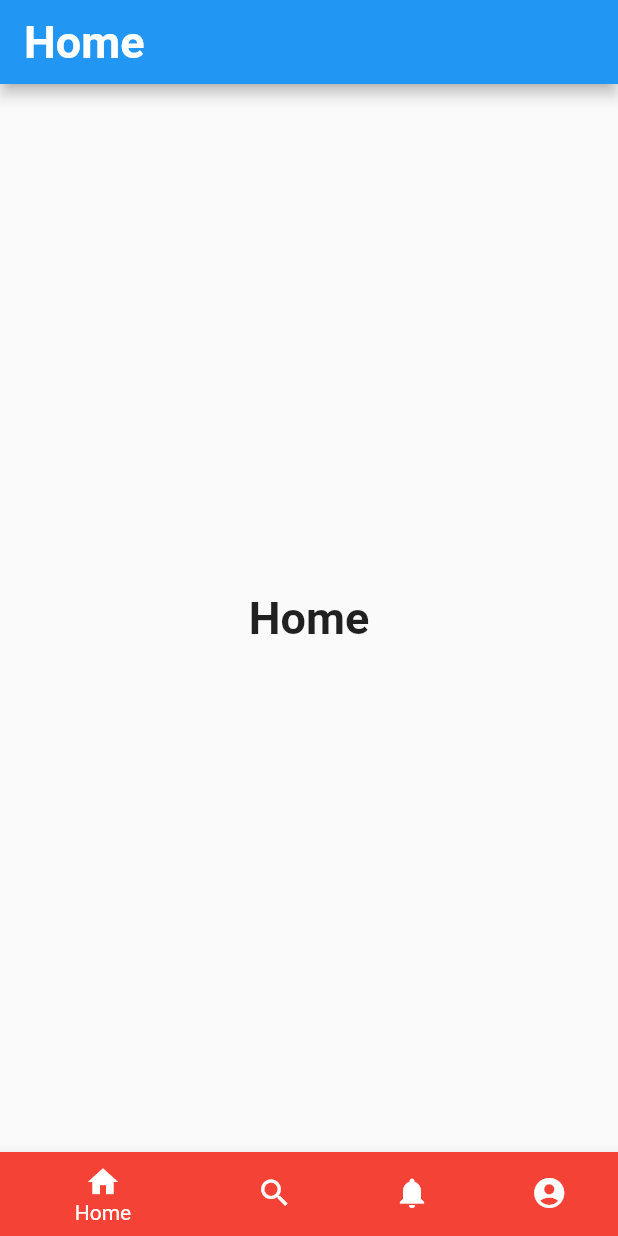
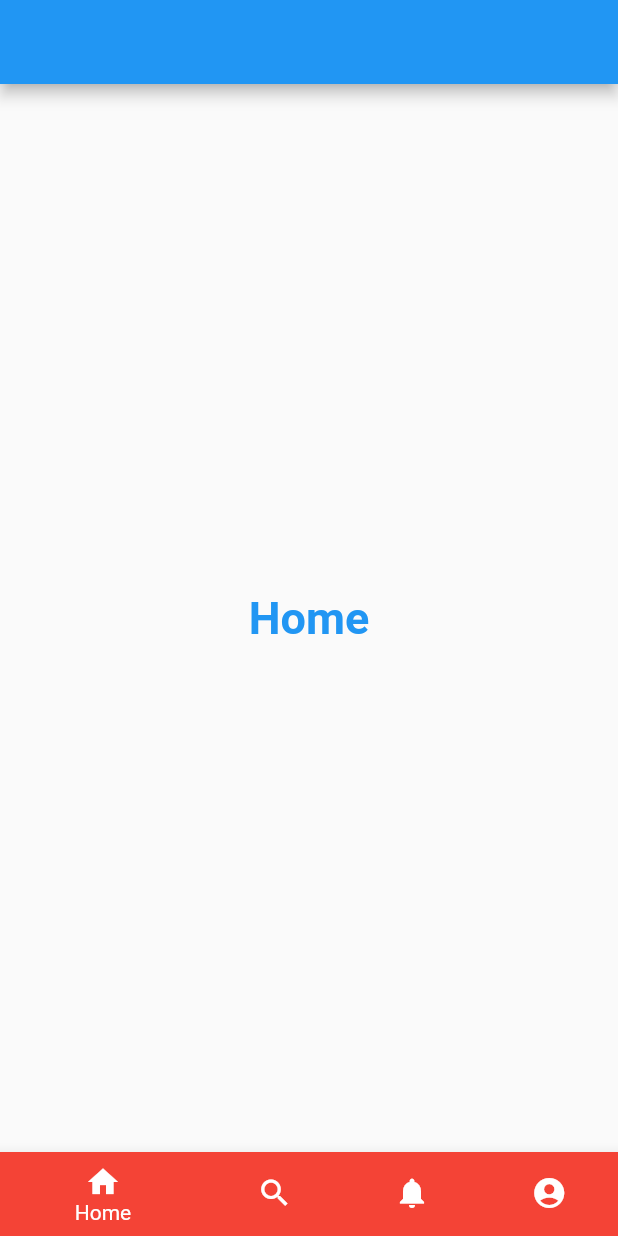
Before and after one commit to Erazsher/Project_Yo, a Flutter app: the screen it shows after launch, on a phone screen of 412 x 824 dp. Run offline on Flutter 3.47's test engine with Material 2 defaults, Android fonts, the phone set to English and light mode, and no system bars.

Commit message:
set akinde

```diff
--- a/lib/main.dart
+++ b/lib/main.dart
@@ -27,13 +27,15 @@ class MyStatefulWidget extends StatefulWidget {
 
 class _MyStatefulWidgetState extends State<MyStatefulWidget> {
   int _selectedIndex = 0;
-  static const TextStyle optionStyle =
+  static final TextStyle optionStyle =
       TextStyle(fontSize: 30, fontWeight: FontWeight.bold);
-  static const List<Widget> _widgetOptions = <Widget>[
-    Text(
-      'Home',
-      style: optionStyle,
-    ),
+  static final List<Widget> _widgetOptions = <Widget>[
+    TextButton(
+        onPressed: () {},
+        child: Text(
+          "Home",
+          style: optionStyle,
+        )),
     Text(
       'Search',
       style: optionStyle,
@@ -59,7 +61,7 @@ class _MyStatefulWidgetState extends State<MyStatefulWidget> {
     return Scaffold(
       appBar: AppBar(
         title: _widgetOptions.elementAt(_selectedIndex),
-        // elevation: 12,
+        // elevation: 10,
         // shape: const RoundedRectangleBorder(
         //     borderRadius: BorderRadius.only(
         //         bottomRight: Radius.circular(50),
```
Also changed, not shown: lib/home.dart (added).
